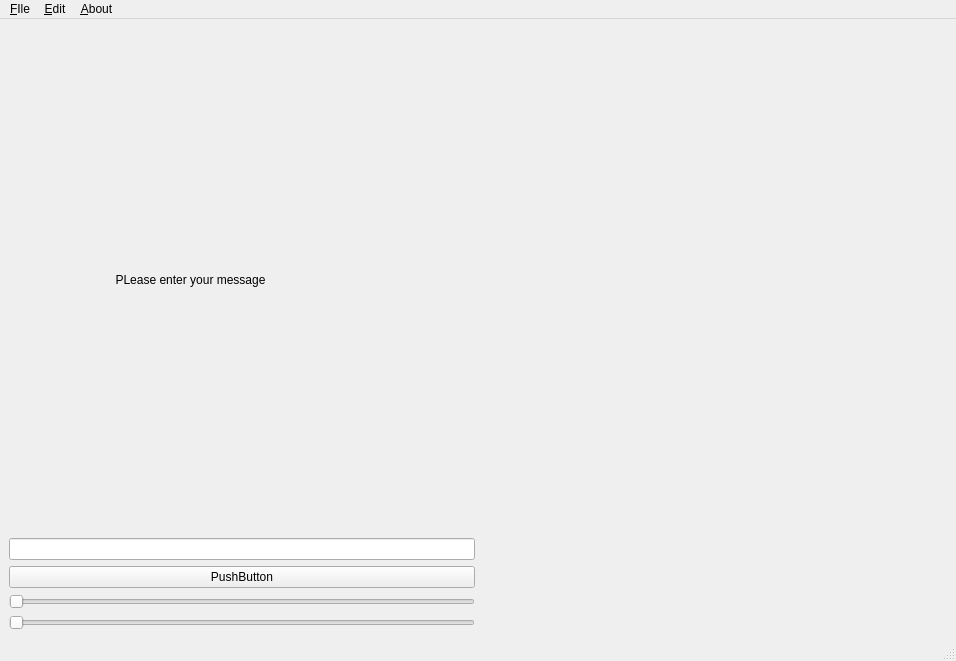
The window that mainwindow.ui (Ayoub-hafidi-alaoui/Qt-project) describes before a commit, drawn with Qt 5.
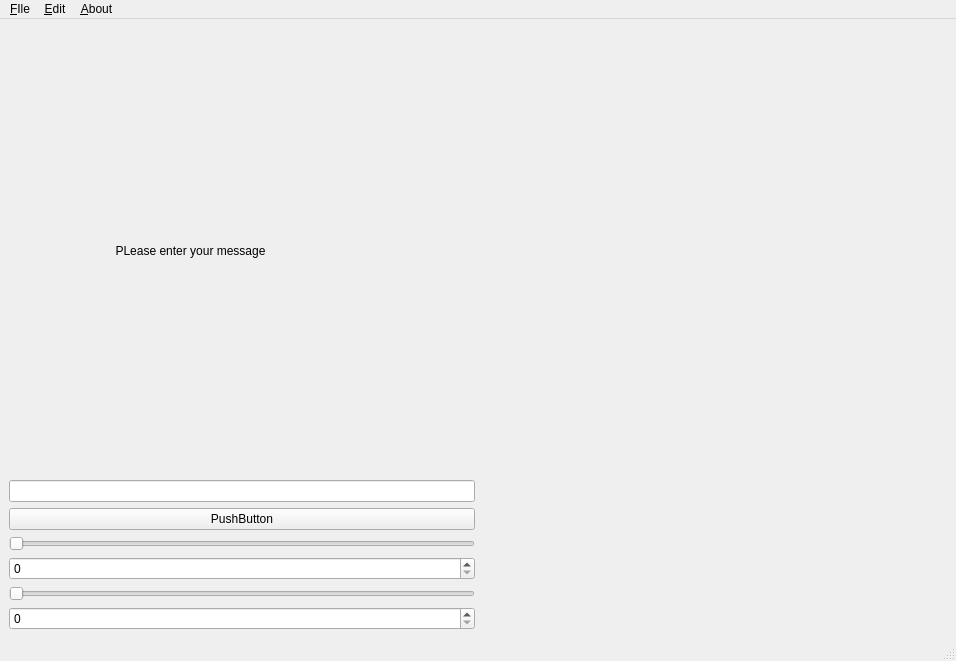
The same window after the commit. Custom widgets are drawn as their Qt base class.

Patch:
```diff
--- a/mainwindow.ui
+++ b/mainwindow.ui
@@ -18,7 +18,7 @@
     <item>
      <layout class="QHBoxLayout" name="horizontalLayout" stretch="1,1">
       <item>
-       <layout class="QVBoxLayout" name="verticalLayout" stretch="1,0,0,0,0">
+       <layout class="QVBoxLayout" name="verticalLayout" stretch="1,0,0,0,0,0,0">
         <item>
          <widget class="QLabel" name="label">
           <property name="text">
@@ -43,6 +43,9 @@
           </property>
          </widget>
         </item>
+        <item>
+         <widget class="QSpinBox" name="spinBox"/>
+        </item>
         <item>
          <widget class="QSlider" name="horizontalSlider">
           <property name="orientation">
@@ -50,6 +53,9 @@
           </property>
          </widget>
         </item>
+        <item>
+         <widget class="QSpinBox" name="spinBox_2"/>
+        </item>
        </layout>
       </item>
       <item>
```
